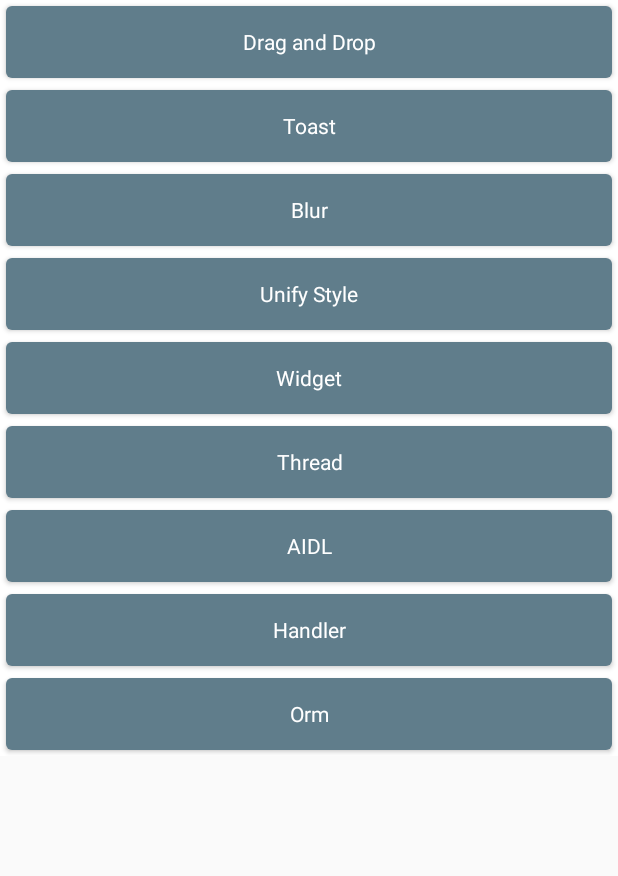
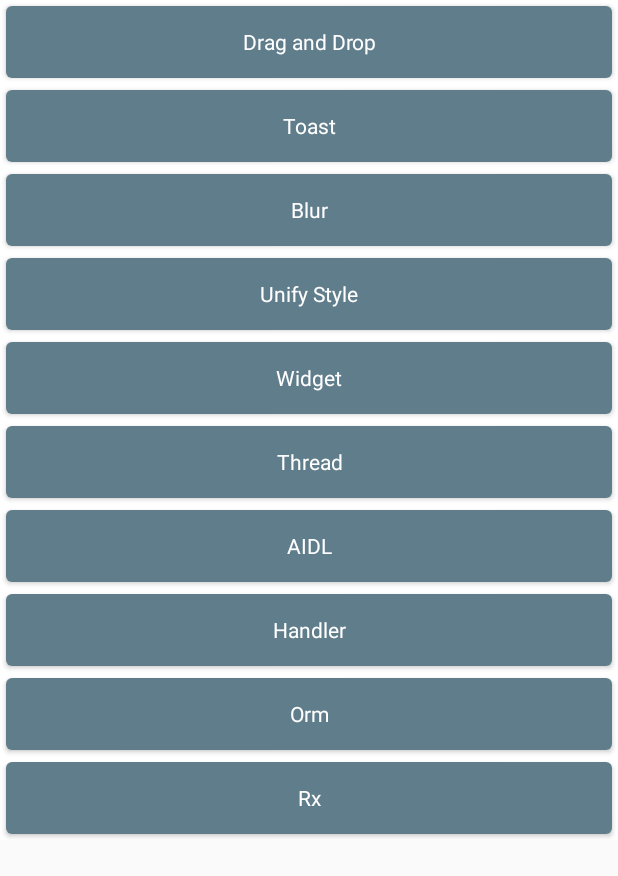
Before and after one commit to InSightSuen/StayFoolish, an Android app: the layout activity_main.xml on its own in the app's theme, with its tools: preview values and no code run, on a phone screen of 412 x 824 dp. Shown: the top 876 px of the screen. Run offline under Robolectric (Android 15) with nearby library versions, the phone set to English and light mode, and no system bars.

```diff
--- a/app/build.gradle
+++ b/app/build.gradle
@@ -37,7 +37,8 @@ dependencies {
     compile 'com.insightsuen:squarelayout:1.0.0'
 
     compile 'org.greenrobot:greendao:3.2.2'
-    compile "io.reactivex.rxjava2:rxjava:2.1.3"
+    compile "io.reactivex:rxjava:1.1.6"
+    compile 'io.reactivex:rxandroid:1.2.1'
 
     androidTestCompile('com.android.support.test.espresso:espresso-core:2.2.2', {
         exclude group: 'com.android.support', module: 'support-annotations'
--- a/app/src/main/AndroidManifest.xml
+++ b/app/src/main/AndroidManifest.xml
@@ -30,6 +30,7 @@
         <activity android:name=".ui.aidl.AidlActivity"/>
         <activity android:name=".ui.handler.HandlerActivity"/>
         <activity android:name=".ui.orm.OrmActivity"/>
+        <activity android:name=".ui.rx.RxActivity"/>
     </application>
 
 </manifest>
--- a/app/src/main/res/layout/activity_main.xml
+++ b/app/src/main/res/layout/activity_main.xml
@@ -68,15 +68,22 @@
                 android:layout_width="match_parent"
                 android:layout_height="wrap_content"
                 android:layout_margin="4dp"
-                android:onClick="onCLickHandler"
+                android:onClick="onClickHandler"
                 android:text="@string/btn_handler"/>
 
             <Button
                 android:layout_width="match_parent"
                 android:layout_height="wrap_content"
                 android:layout_margin="4dp"
-                android:onClick="onCLickOrm"
+                android:onClick="onClickOrm"
                 android:text="@string/btn_orm"/>
+
+            <Button
+                android:layout_width="match_parent"
+                android:layout_height="wrap_content"
+                android:layout_margin="4dp"
+                android:onClick="onClickRx"
+                android:text="@string/btn_rx"/>
 
         </LinearLayout>
 
--- a/app/src/main/res/values/strings.xml
+++ b/app/src/main/res/values/strings.xml
@@ -10,6 +10,7 @@
     <string name="btn_aidl">AIDL</string>
     <string name="btn_handler">Handler</string>
     <string name="btn_orm">Orm</string>
+    <string name="btn_rx">Rx</string>
     <string name="btn_gallery">Gallery</string>
 
     <string name="btn_start">Start</string>
```
Also changed, not shown: app/src/main/java/com/insightsuen/stayfoolish/ui/main/MainActivity.java (+7 -2 lines), app/src/main/java/com/insightsuen/stayfoolish/ui/rx/RxActivity.java (added, +42 -0 lines), app/src/main/java/com/insightsuen/stayfoolish/ui/rx/RxViewModel.java (added, +57 -0 lines), app/src/main/res/layout/activity_rx.xml (added, +26 -0 lines).
